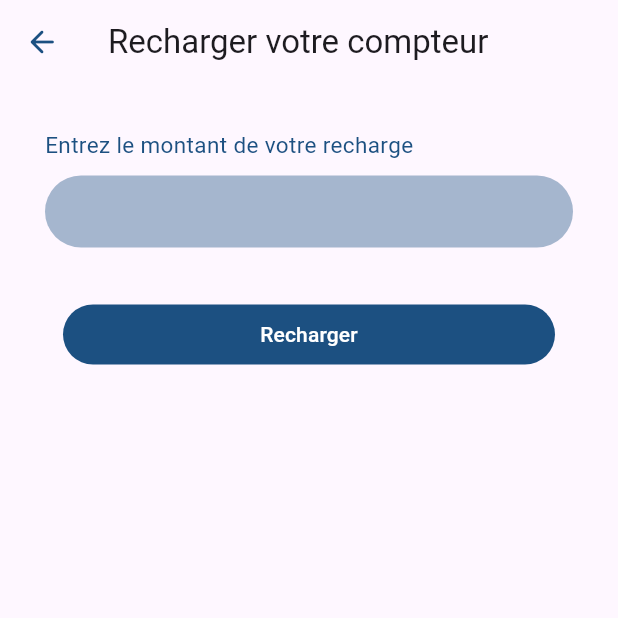
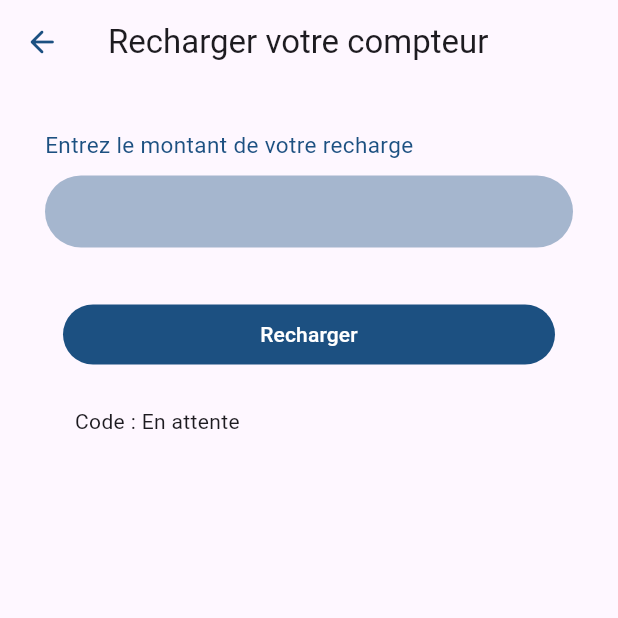
Before and after one commit to Ahlclark07/water_app, a Flutter app: the RechargePage screen opened by its route, after a tap on "Recharger", on a phone screen of 412 x 824 dp, the top half of it. Run offline on Flutter 3.47's test engine with Material 3 defaults, Android fonts, the phone set to English and light mode, and no system bars; drawn by our look-alikes of flutter_form_builder; our stand-ins replace async_builder, flutter_secure_storage, form_builder_validators; missing offline and left inert: d_chart, mqtt_client, uno; accounts and stored records are empty.

Commit message:
Minor change

```diff
--- a/lib/pages/recharge.dart
+++ b/lib/pages/recharge.dart
@@ -20,7 +20,7 @@ class _RechargePageState extends State<RechargePage> {
   @override
   void initState() {
     super.initState();
-    mqttHandler.connect();
+    mqttHandler.connect(recharge: true);
   }
 
   @override
@@ -60,6 +60,7 @@ class _RechargePageState extends State<RechargePage> {
                         .copyWith(color: Palette.couleur_bleu.withAlpha(100)),
                     child: FormBuilderTextField(
                       name: "montant",
+                      controller: controller,
                       keyboardType: TextInputType.number,
                       validator: FormBuilderValidators.integer(
                           errorText: "Entrez un nombre"),
@@ -75,7 +76,7 @@ class _RechargePageState extends State<RechargePage> {
                   onPressed: () {
                     if (_formKey.currentState!.isValid) {
                       mqttHandler.publishRecharge(controller.text);
-                      Navigator.of(context).pop();
+                      // Navigator.of(context).pop();
                     }
                   },
                   child: Container(
@@ -87,6 +88,17 @@ class _RechargePageState extends State<RechargePage> {
                         style: TextDesign.text_blanc,
                         textAlign: TextAlign.center,
                       ))),
+              ValueListenableBuilder(
+                  valueListenable: mqttHandler.data,
+                  builder: (context, value, _) {
+                    return Container(
+                      margin: const EdgeInsets.all(10),
+                      padding: const EdgeInsets.all(10),
+                      child: Text(
+                          textAlign: TextAlign.center,
+                          "Code : ${value.isEmpty ? "En attente" : value}"),
+                    );
+                  })
             ],
           ),
         ),
--- a/lib/utils/laravel_backend.dart
+++ b/lib/utils/laravel_backend.dart
@@ -5,7 +5,7 @@ import 'package:uno/uno.dart';
 
 class LaravelBackend {
   static final LaravelBackend _instance = LaravelBackend._internal();
-  static String baseURL = "http://192.168.1.105:8000";
+  static String baseURL = "http://192.168.1.104:8000";
   final storage = const FlutterSecureStorage();
 
   static const String echec = "echec";
--- a/lib/utils/mqtt_helper.dart
+++ b/lib/utils/mqtt_helper.dart
@@ -10,9 +10,9 @@ class MqttHandler with ChangeNotifier {
   final ValueNotifier<String> data = ValueNotifier<String>("");
   late MqttServerClient client;
 
-  Future<Object> connect() async {
+  Future<Object> connect({bool recharge = false}) async {
     client = MqttServerClient.withPort(
-        '10.0.2.2', 'lens_ALGxRhLLfeAVFZU2iMgNfBTyNUS232332323', 1883);
+        'broker.emqx.io', 'lens_ALGxRhLLfeAVFZU2iMgNfBTyNUS232332323', 1883);
     client.logging(on: true);
     client.onConnected = onConnected;
     client.onDisconnected = onDisconnected;
@@ -52,7 +52,7 @@ class MqttHandler with ChangeNotifier {
       return -1;
     }
     print('MQTT_LOGS::Subscribing to the test/lol topic');
-    final topic = 'client_${LaravelBackend().user["id"]}/update';
+    final topic = recharge ? 'client/code' : "client/update";
     client.subscribe(topic, MqttQos.atMostOnce);
 
     client.updates!.listen((List<MqttReceivedMessage<MqttMessage?>>? c) {
@@ -94,9 +94,9 @@ class MqttHandler with ChangeNotifier {
   }
 
   void publishDemandeMessage() {
-    final pubTopic = 'client_${LaravelBackend().user["id"]}/demandeUpdate';
+    const pubTopic = 'client/compteur';
     final builder = MqttClientPayloadBuilder();
-    builder.addString(jsonEncode({"connected": "ok"}));
+    builder.addString("envoiInfo");
 
     if (client.connectionStatus?.state == MqttConnectionState.connected) {
       client.publishMessage(pubTopic, MqttQos.atMostOnce, builder.payload!);
@@ -104,9 +104,9 @@ class MqttHandler with ChangeNotifier {
   }
 
   void publishEtatCompteurMessage(bool etat) {
-    final pubTopic = 'client_${LaravelBackend().user["id"]}/compteur';
+    const pubTopic = 'client/compteur';
     final builder = MqttClientPayloadBuilder();
-    builder.addString(jsonEncode({"active": etat}));
+    builder.addString("compteur");
 
     if (client.connectionStatus?.state == MqttConnectionState.connected) {
       client.publishMessage(pubTopic, MqttQos.atMostOnce, builder.payload!);
@@ -114,7 +114,7 @@ class MqttHandler with ChangeNotifier {
   }
 
   void publishRecharge(String valeur) {
-    final pubTopic = 'client_${LaravelBackend().user["id"]}/compteur';
+    const pubTopic = 'client/compteur';
     final builder = MqttClientPayloadBuilder();
     builder.addString(valeur);
 
```
Also changed, not shown: lib/components/toggleswitch.dart (+9 -4 lines), lib/pages/minipages/accueil.dart (+19 -52 lines).
